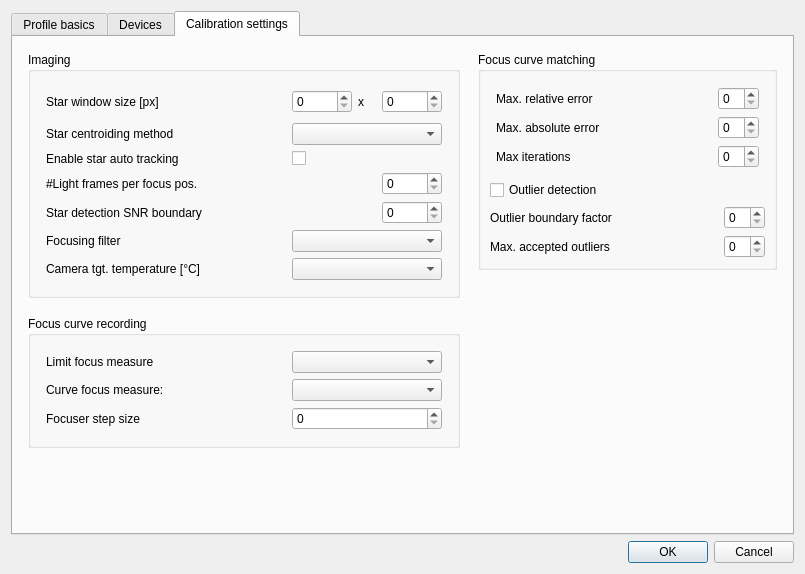
carsten0x51h/focus_finder, file source/focus_finder/gui/profile_settings_dialog.ui: the form before one commit.
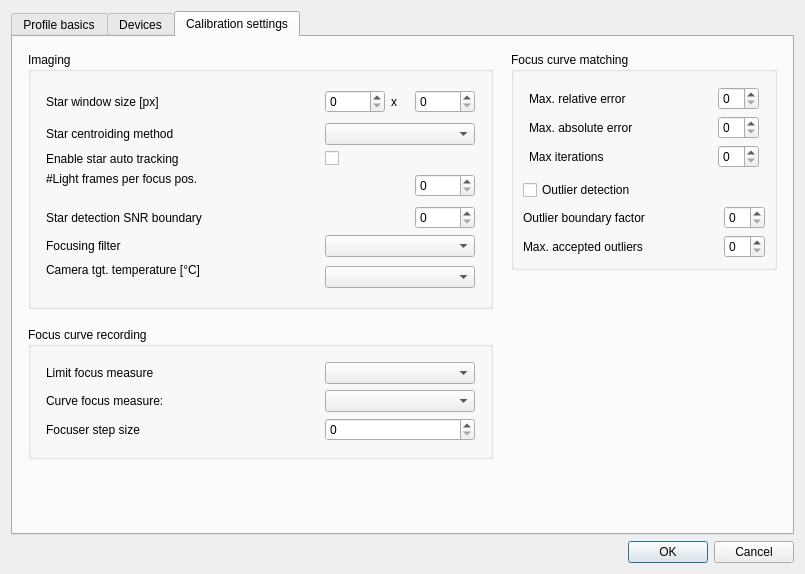
The form after the commit. The open tabs and pages were chosen to show the change. Icons and pictures are not drawn.

Patch:
```diff
--- a/source/focus_finder/gui/profile_settings_dialog.ui
+++ b/source/focus_finder/gui/profile_settings_dialog.ui
@@ -495,14 +495,16 @@
                 <item row="6" column="0">
                  <widget class="QLabel" name="label_5">
                   <property name="text">
-                   <string>Camera tgt. temperature [°C]</string>
+                                                                            <string>Camera tgt. temperature [°C]
+                                                                            </string>
                   </property>
                  </widget>
                 </item>
                 <item row="3" column="0">
                  <widget class="QLabel" name="label_23">
                   <property name="text">
-                   <string>#Light frames per focus pos.</string>
+                                                                            <string>#Light frames per focus pos.
+                                                                            </string>
                   </property>
                  </widget>
                 </item>
```
Left out of the diff: 53 changed lines with no effect on the pictures. Lines whose indentation alone changed are shown as unchanged.
